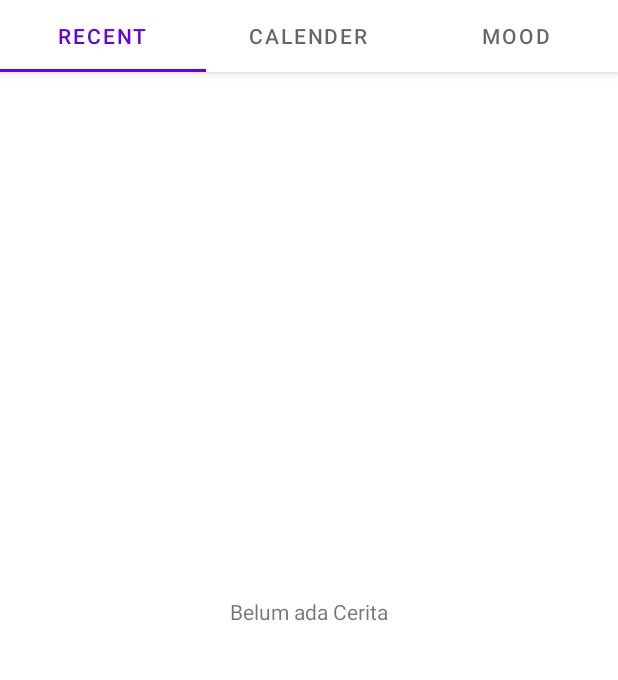
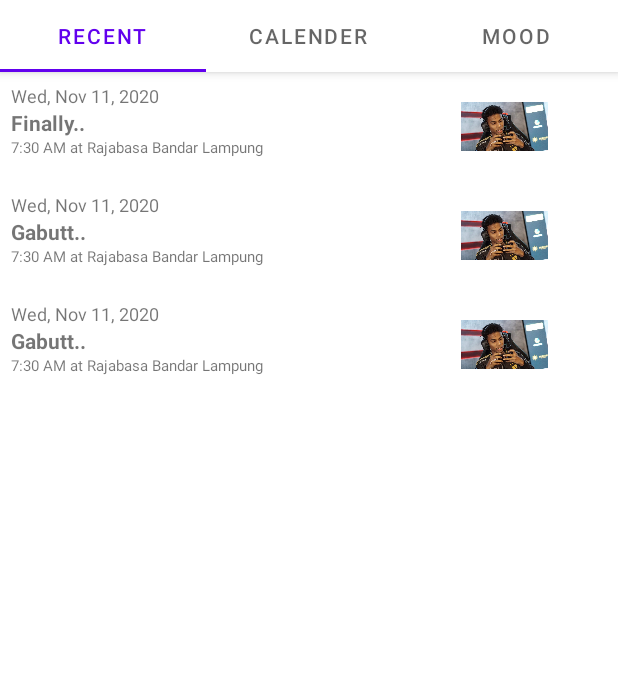
Before and after one commit to asbiqalalawi/SecretDiary, an Android app: the fragment MainFragment placed in its activity, on a phone screen of 412 x 824 dp, the part 84-764 px from its top. Run offline under Robolectric (Android 15) with nearby library versions, the phone set to English and light mode, and no system bars.

Commit message:
Update Story

```diff
--- a/app/src/main/java/com/example/secretdiary/MainFragment.java
+++ b/app/src/main/java/com/example/secretdiary/MainFragment.java
@@ -2,63 +2,50 @@ package com.example.secretdiary;
 
 import android.os.Bundle;
 
+import androidx.annotation.Nullable;
 import androidx.fragment.app.Fragment;
+import androidx.recyclerview.widget.LinearLayoutManager;
+import androidx.recyclerview.widget.RecyclerView;
 
 import android.view.LayoutInflater;
 import android.view.View;
 import android.view.ViewGroup;
 
-/**
- * A simple {@link Fragment} subclass.
- * Use the {@link MainFragment#newInstance} factory method to
- * create an instance of this fragment.
- */
+import java.util.ArrayList;
+import java.util.List;
+
 public class MainFragment extends Fragment {
 
-    // TODO: Rename parameter arguments, choose names that match
-    // the fragment initialization parameters, e.g. ARG_ITEM_NUMBER
-    private static final String ARG_PARAM1 = "param1";
-    private static final String ARG_PARAM2 = "param2";
+    View v;
+    private RecyclerView myrecyclerview;
+    private List<Story> lstStory;
 
-    // TODO: Rename and change types of parameters
-    private String mParam1;
-    private String mParam2;
 
-    public MainFragment() {
-        // Required empty public constructor
+    public MainFragment(){
+
     }
 
-    /**
-     * Use this factory method to create a new instance of
-     * this fragment using the provided parameters.
-     *
-     * @param param1 Parameter 1.
-     * @param param2 Parameter 2.
-     * @return A new instance of fragment MainFragment.
-     */
-    // TODO: Rename and change types and number of parameters
-    public static MainFragment newInstance(String param1, String param2) {
-        MainFragment fragment = new MainFragment();
-        Bundle args = new Bundle();
-        args.putString(ARG_PARAM1, param1);
-        args.putString(ARG_PARAM2, param2);
-        fragment.setArguments(args);
-        return fragment;
-    }
-
-    @Override
-    public void onCreate(Bundle savedInstanceState) {
-        super.onCreate(savedInstanceState);
-        if (getArguments() != null) {
-            mParam1 = getArguments().getString(ARG_PARAM1);
-            mParam2 = getArguments().getString(ARG_PARAM2);
-        }
-    }
 
     @Override
     public View onCreateView(LayoutInflater inflater, ViewGroup container,
                              Bundle savedInstanceState) {
         // Inflate the layout for this fragment
-        return inflater.inflate(R.layout.fragment_main, container, false);
+        v = inflater.inflate(R.layout.fragment_main, container, false);
+        myrecyclerview = (RecyclerView) v.findViewById(R.id.recycler_story);
+        RecyclerViewAdapter recyclerAdapter = new RecyclerViewAdapter(getContext(),lstStory);
+        myrecyclerview.setLayoutManager(new LinearLayoutManager(getActivity()));
+        myrecyclerview.setAdapter(recyclerAdapter);
+        return v;
+    }
+
+    @Override
+    public void onCreate(@Nullable Bundle savedInstanceState) {
+        super.onCreate(savedInstanceState);
+
+        lstStory = new ArrayList<>();
+        lstStory.add(new Story("Wed, Nov 11, 2020","Finally..","7:30 AM at Rajabasa Bandar Lampung",R.drawable.lj));
+        lstStory.add(new Story("Wed, Nov 11, 2020","Gabutt..","7:30 AM at Rajabasa Bandar Lampung",R.drawable.lj));
+        lstStory.add(new Story("Wed, Nov 11, 2020","Gabutt..","7:30 AM at Rajabasa Bandar Lampung",R.drawable.lj));
+
     }
 }
--- /dev/null
+++ b/app/src/main/java/com/example/secretdiary/RecyclerViewAdapter.java
@@ -0,0 +1,67 @@
+package com.example.secretdiary;
+
+import android.content.Context;
+import android.view.LayoutInflater;
+import android.view.View;
+import android.view.ViewGroup;
+import android.widget.ImageView;
+import android.widget.TextView;
+
+import androidx.annotation.NonNull;
+import androidx.recyclerview.widget.RecyclerView;
+
+import java.util.List;
+
+public class RecyclerViewAdapter extends RecyclerView.Adapter<RecyclerViewAdapter.MyViewHolder> {
+
+    Context mContext;
+    List<Story> mData;
+
+    public RecyclerViewAdapter(Context mContext, List<Story> mData) {
+        this.mContext = mContext;
+        this.mData = mData;
+    }
+
+    @NonNull
+    @Override
+    public MyViewHolder onCreateViewHolder(@NonNull ViewGroup parent, int viewType) {
+
+        View v;
+        v = LayoutInflater.from(mContext).inflate(R.layout.item_story,parent,false);
+        MyViewHolder vHolder = new MyViewHolder(v);
+        return vHolder;
+    }
+
+    @Override
+    public void onBindViewHolder(@NonNull MyViewHolder holder, int position) {
+
+        holder.tv_date.setText(mData.get(position).getDate());
+        holder.tv_title.setText(mData.get(position).getTitle());
+        holder.tv_time.setText(mData.get(position).getClock());
+        holder.img.setImageResource(mData.get(position).getPhoto());
+
+    }
+
+    @Override
+    public int getItemCount() {
+        return mData.size();
+    }
+
+    public static class MyViewHolder extends  RecyclerView.ViewHolder{
+
+        private TextView tv_date;
+        private TextView tv_title;
+        private TextView tv_time;
+        private ImageView img;
+
+        public MyViewHolder(@NonNull View itemView) {
+            super(itemView);
+
+            tv_date = (TextView) itemView.findViewById(R.id.date_text);
+            tv_title = (TextView) itemView.findViewById(R.id.title_text);
+            tv_time = (TextView) itemView.findViewById(R.id.time_text);
+            img = (ImageView) itemView.findViewById(R.id.image);
+
+        }
+    }
+}
--- /dev/null
+++ b/app/src/main/java/com/example/secretdiary/Story.java
@@ -0,0 +1,51 @@
+package com.example.secretdiary;
+
+public class Story {
+    private String Date;
+    private String Title;
+    private String Clock;
+    private int Photo;
+
+    public Story (){
+
+    }
+
+    public Story(String date, String title, String clock, int photo) {
+        Date = date;
+        Title = title;
+        Clock = clock;
+        Photo = photo;
+    }
+
+    public String getDate() {
+        return Date;
+    }
+
+    public void setDate(String date) {
+        this.Date = date;
+    }
+
+    public String getTitle() {
+        return Title;
+    }
+
+    public void setTitle(String title) {
+        this.Title = title;
+    }
+
+    public String getClock() {
+        return Clock;
+    }
+
+    public void setClock(String clock) {
+        this.Clock = clock;
+    }
+
+    public int getPhoto() {
+        return Photo;
+    }
+
+    public void setPhoto(int photo) {
+        Photo = photo;
+    }
+}
--- a/app/src/main/res/layout/fragment_main.xml
+++ b/app/src/main/res/layout/fragment_main.xml
@@ -4,13 +4,10 @@
     android:layout_width="match_parent"
     android:layout_height="match_parent"
     android:orientation="vertical"
-    android:gravity="center"
     tools:context=".MainFragment">
 
-    <!-- TODO: Update blank fragment layout -->
-    <TextView
-        android:layout_width="wrap_content"
-        android:layout_height="wrap_content"
-        android:text="Belum ada Cerita" />
-
+    <androidx.recyclerview.widget.RecyclerView
+        android:layout_width="match_parent"
+        android:layout_height="match_parent"
+        android:id="@+id/recycler_story"/>
 </LinearLayout>
--- /dev/null
+++ b/app/src/main/res/layout/item_story.xml
@@ -0,0 +1,37 @@
+<?xml version="1.0" encoding="utf-8"?>
+<LinearLayout xmlns:android="http://schemas.android.com/apk/res/android"
+    xmlns:app="http://schemas.android.com/apk/res-auto"
+    android:orientation="horizontal"
+    android:layout_height="wrap_content"
+    android:layout_width="wrap_content"
+    android:layout_margin="7dp">
+
+    <LinearLayout
+        android:layout_width="300dp"
+        android:layout_height="wrap_content"
+        android:orientation="vertical">
+
+        <TextView
+            android:id="@+id/date_text"
+            android:layout_width="wrap_content"
+            android:layout_height="wrap_content"
+            android:textSize="12dp"/>
+
+        <TextView
+            android:id="@+id/title_text"
+            android:layout_width="wrap_content"
+            android:layout_height="wrap_content"
+            android:textStyle="bold"/>
+
+        <TextView
+            android:id="@+id/time_text"
+            android:layout_width="wrap_content"
+            android:layout_height="wrap_content"
+            android:textSize="10dp"/>
+    </LinearLayout>
+
+    <ImageView
+        android:id="@+id/image"
+        android:layout_width="58dp"
+        android:layout_height="58dp"/>
+</LinearLayout>
```
Also changed, not shown: app/src/main/java/com/example/secretdiary/CalenderFragment.java (+34 -44 lines), app/src/main/res/layout/fragment_calender.xml (+10 -8 lines), app/src/main/res/drawable/lj.jpg (added), gradle/wrapper/gradle-wrapper.properties.
